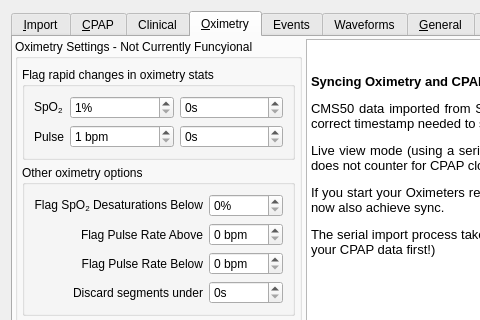
Old version of the form oscar/preferencesdialog.ui in the repository littleyoda/oscar; both pictures show x 0 to 480 and y 0 to 320 of the 942 by 737 pixel window.
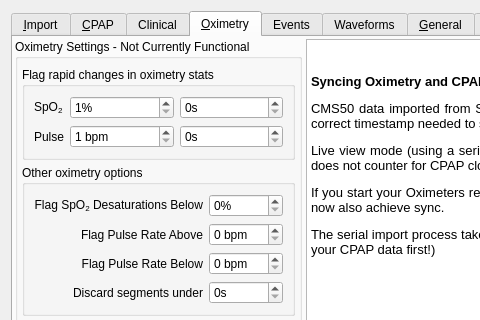
New version of the form. The open tabs and pages were chosen to show the change. Icons and pictures are not drawn.

Commit message: Minor grammar and typo fixes release_notes: removed Lowenstein Prisma & fix for weight calc & HiRes monitor fix oscar.pro: changed min macOS version to 10.13 which Qt 5.15.2 requires & updated (c) year preferencesdialog.ui: fixed typo update_gitinfo.bat: fixed typo

Patch:
```diff
--- a/oscar/preferencesdialog.ui
+++ b/oscar/preferencesdialog.ui
@@ -1663,7 +1663,7 @@
           <item>
            <widget class="QGroupBox" name="oximetryGroupBox">
             <property name="title">
-             <string>Oximetry Settings - Not Currently Funcyional</string>
+             <string>Oximetry Settings - Not Currently Functional</string>
             </property>
             <property name="checkable">
              <bool>false</bool>
```
The commit also changes 3 other files.
